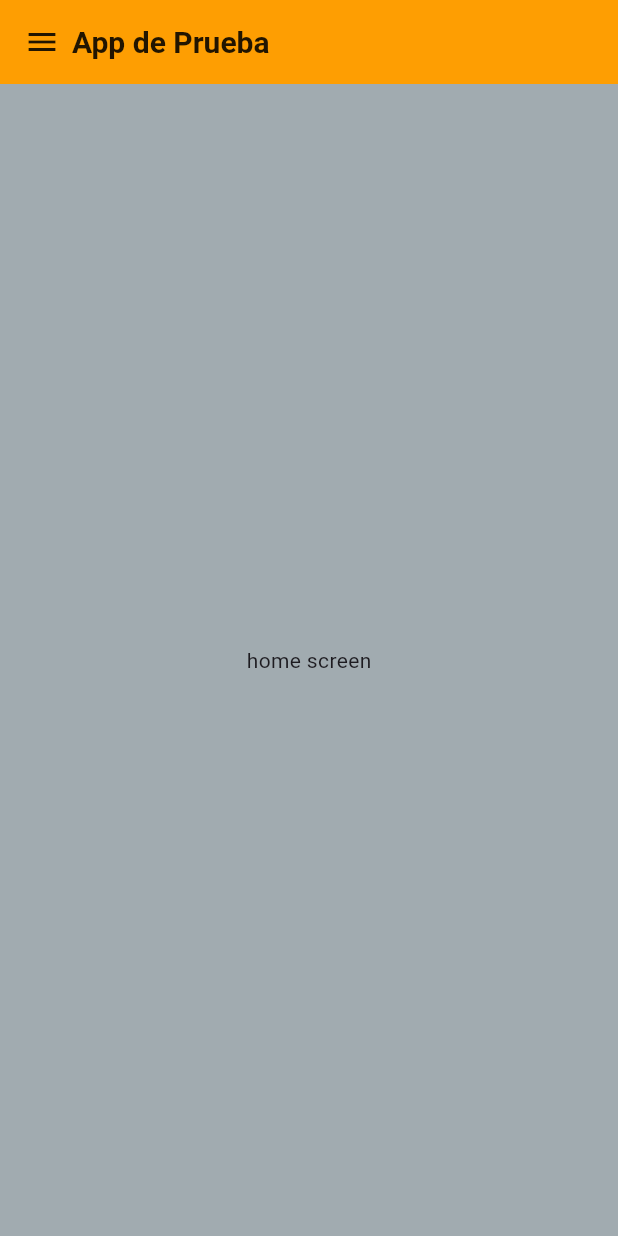
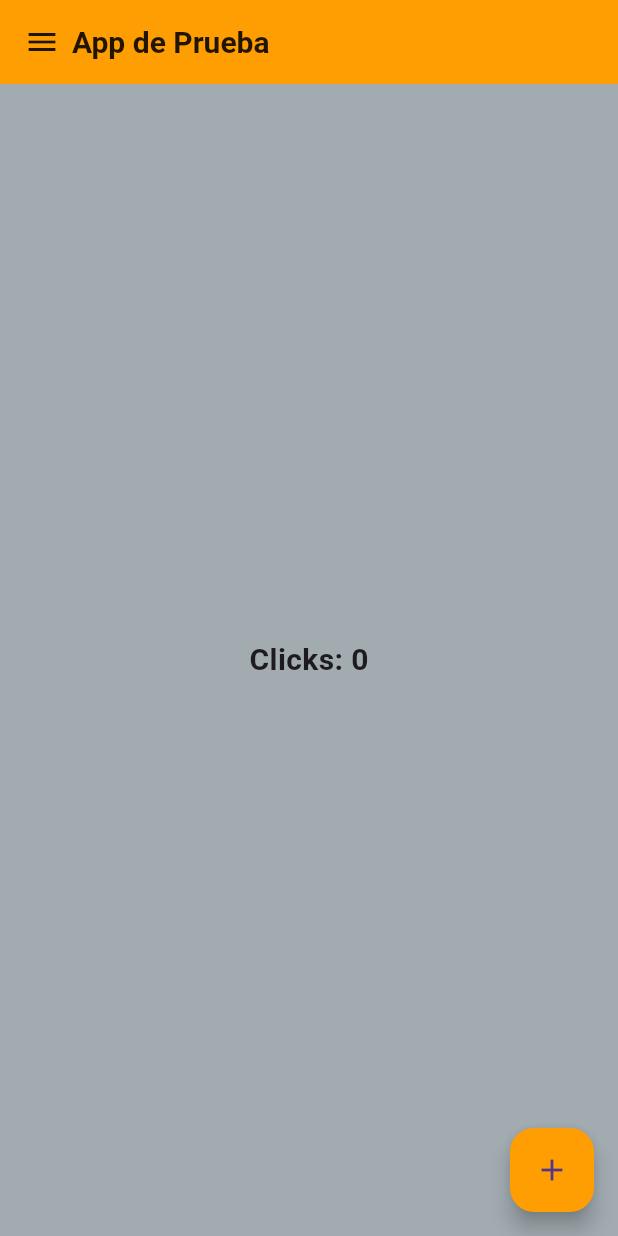
Before and after one commit to bauticalvo/punto_g, a Flutter app: the screen it shows after launch, on a phone screen of 412 x 824 dp. Run offline on Flutter 3.47's test engine with Material 3 defaults, Android fonts, the phone set to English and light mode, and no system bars.

Commit message:
second commit

```diff
--- a/lib/src/screens/home_screen.dart
+++ b/lib/src/screens/home_screen.dart
@@ -2,14 +2,30 @@ import 'package:flutter/material.dart';
 
 
 
-class HomeScreen extends StatelessWidget {
+class HomeScreen extends StatefulWidget {
   const HomeScreen({super.key});
 
   @override
+  State<HomeScreen> createState() => _HomeScreenState();
+}
+
+class _HomeScreenState extends State<HomeScreen> {
+
+  int count = 0;
+
+  @override
   Widget build(BuildContext context) {
-    return const Scaffold(
+    return Scaffold(
       backgroundColor: Color.fromRGBO(68, 94, 96, 0.5),
-      body: Center(child: Text("home screen")),
+      body: Center(child: Text('Click${ count == 1 ? '' : 's'}: $count', style: TextStyle(fontSize: 20, fontWeight: FontWeight.bold),)),
+      floatingActionButton: FloatingActionButton(
+          backgroundColor: Color(0xFFFE9E02),
+          child: Icon(Icons.add),
+          onPressed: () {
+            count++;
+            setState((){});
+          },
+        ),
       );
   }
 }
```
